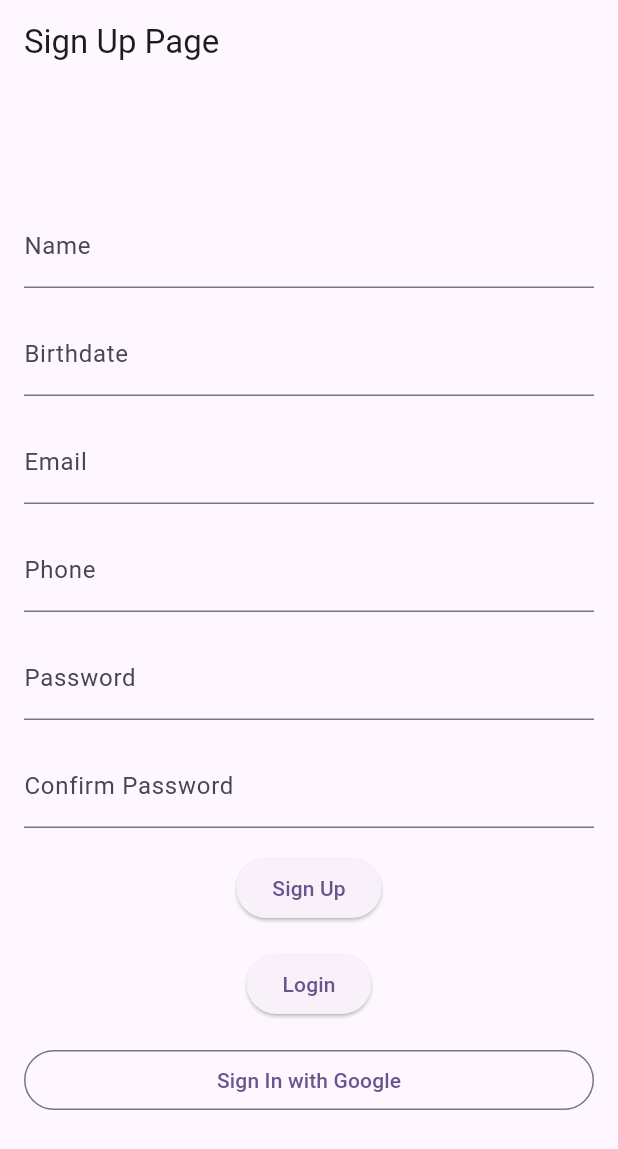
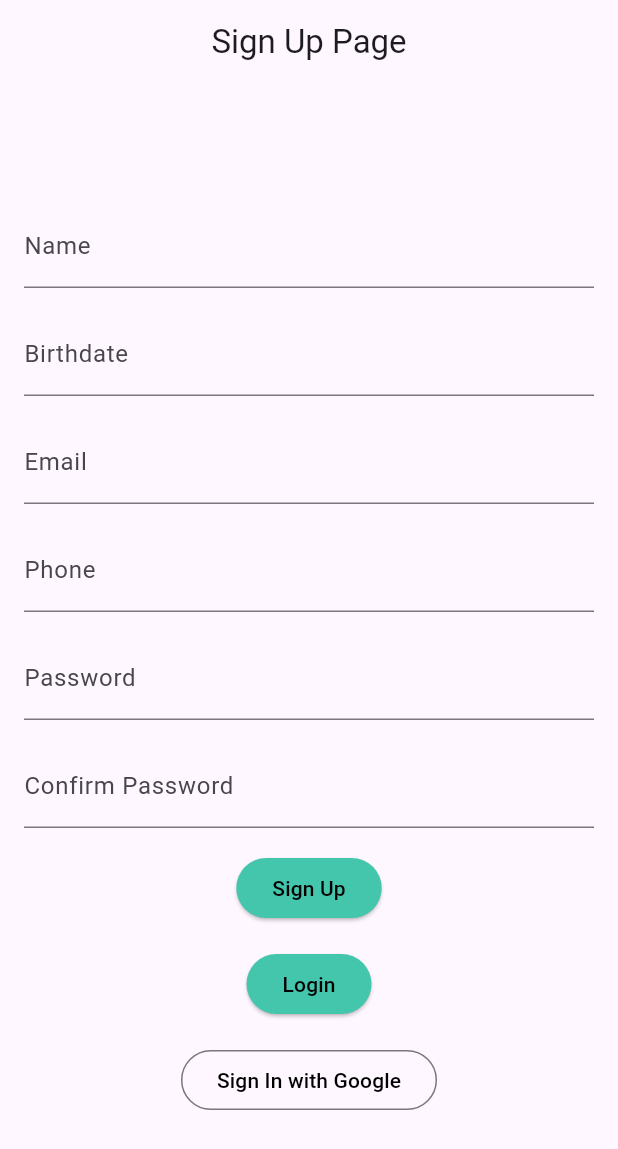
Before and after one commit to Jude310/cc206-clinic_management_system_patients, a Flutter app: the screen it shows after launch, on a phone screen of 412 x 824 dp. Shown: the top 1149 px of the screen. Run offline on Flutter 3.47's test engine with Material 2 defaults, Android fonts, the phone set to English and light mode, and no system bars; our stand-ins replace google_sign_in.

Commit message:
Updated new layout widgets to sign_up.dart

```diff
--- a/lib/features/sign_up.dart
+++ b/lib/features/sign_up.dart
@@ -12,7 +12,7 @@ class SignUpApp extends StatelessWidget {
   Widget build(BuildContext context) {
     return Scaffold(
       appBar: AppBar(
-        title: Text("Sign Up Page"),
+        title: Center(child: Text("Sign Up Page")),
       ),
       body: Padding(
         padding: EdgeInsets.all(16.0),
@@ -61,24 +61,23 @@ class SignUpApp extends StatelessWidget {
             ),
             SizedBox(height: 16.0),
             ElevatedButton(
-              onPressed: _signUp,
-              child: Text("Sign Up"),
-            ),
+                onPressed: _signUp,
+                child: Text("Sign Up"),
+                style: ElevatedButton.styleFrom(
+                    backgroundColor: Color(0xFF43C6AC),
+                    foregroundColor: Colors.black)),
             SizedBox(height: 16.0),
             ElevatedButton(
-              onPressed: _logIn,
-              child: Text("Login"),
-            ),
+                onPressed: _logIn,
+                child: Text("Login"),
+                style: ElevatedButton.styleFrom(
+                    backgroundColor: Color(0xFF43C6AC),
+                    foregroundColor: Colors.black)),
             SizedBox(height: 16.0),
             OutlinedButton(
-              onPressed: _signInWithGoogle,
-              child: Row(
-                mainAxisAlignment: MainAxisAlignment.center,
-                children: [
-                  Text("Sign In with Google"),
-                ],
-              ),
-            ),
+                onPressed: _signInWithGoogle,
+                child: Text("Sign In with Google"),
+                style: OutlinedButton.styleFrom(foregroundColor: Colors.black)),
           ],
         ),
       ),
--- a/lib/main.dart
+++ b/lib/main.dart
@@ -12,7 +12,7 @@ class MyApp extends StatelessWidget {
   @override
   Widget build(BuildContext context) {
     return MaterialApp(
-      title: 'Flutter Demo',
+      title: 'Hinosa Sign Up Page',
       theme: ThemeData(
         colorScheme: ColorScheme.fromSeed(seedColor: Colors.deepPurple),
         useMaterial3: true,
```
